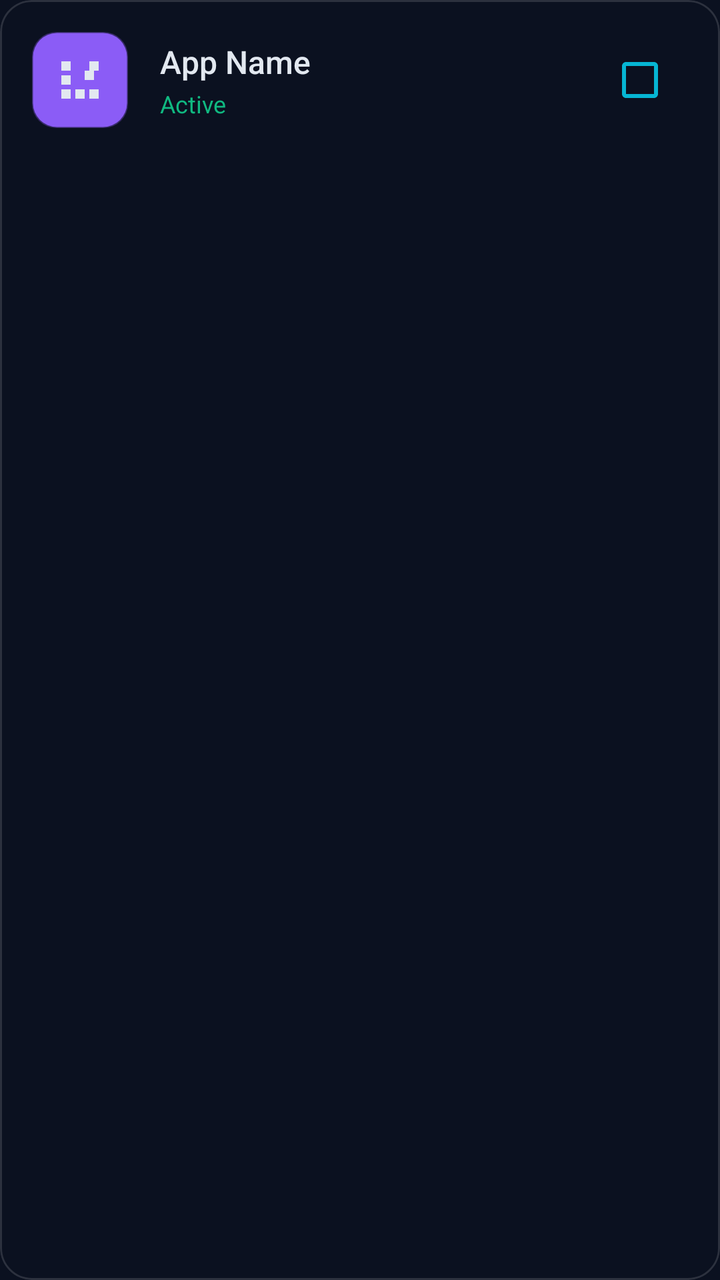
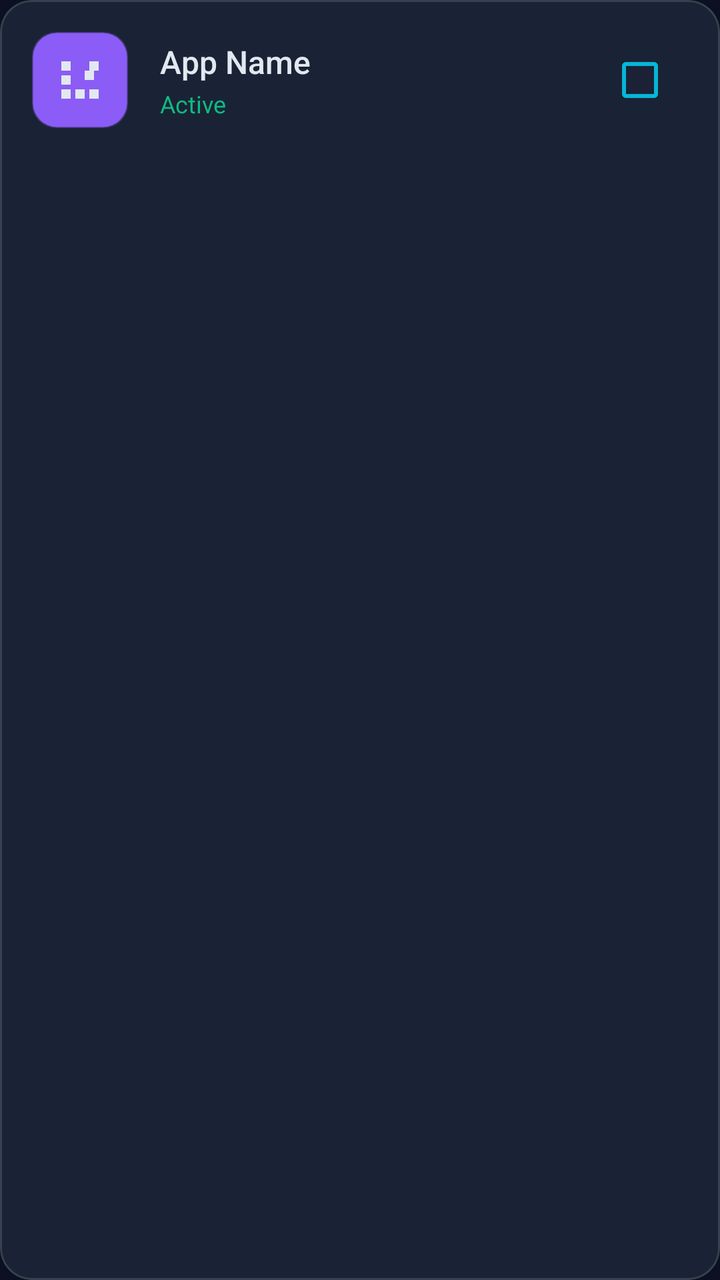

The first picture is an Android layout as it rendered before a commit; the second is the same layout after the commit. The layout source and the unified diff follow.
<!-- AndroidManifest.xml: application theme Theme.UPISoundBox -->
<!-- res/layout/item_app_card.xml -->
<?xml version="1.0" encoding="utf-8"?>
<com.google.android.material.card.MaterialCardView xmlns:android="http://schemas.android.com/apk/res/android"
    xmlns:app="http://schemas.android.com/apk/res-auto"
    android:layout_width="match_parent"
    android:layout_height="wrap_content"
    app:cardBackgroundColor="@color/surface_glass_dark"
    app:cardCornerRadius="16dp"
    app:cardElevation="0dp"
    app:contentPadding="16dp"
    app:strokeColor="@color/outline_dark"
    app:strokeWidth="1dp"
    android:layout_marginBottom="12dp">

    <LinearLayout
        android:layout_width="match_parent"
        android:layout_height="wrap_content"
        android:orientation="horizontal"
        android:gravity="center_vertical">

        <ImageView
            android:id="@+id/iv_app_icon"
            android:layout_width="48dp"
            android:layout_height="48dp"
            android:layout_marginEnd="16dp"
            android:src="@drawable/ic_apps"
            android:backgroundTint="@color/accent_violet"
            android:padding="10dp"
            android:background="@drawable/glass_outline" />

        <LinearLayout
            android:layout_width="0dp"
            android:layout_height="wrap_content"
            android:layout_weight="1"
            android:orientation="vertical">

            <TextView
                android:id="@+id/tv_app_name"
                android:layout_width="wrap_content"
                android:layout_height="wrap_content"
                android:text="App Name"
                android:textSize="16sp"
                android:textColor="@color/on_surface_dark"
                android:fontFamily="sans-serif-medium" />

            <TextView
                android:id="@+id/tv_app_status"
                android:layout_width="wrap_content"
                android:layout_height="wrap_content"
                android:text="Active"
                android:textSize="12sp"
                android:textColor="@color/accent_emerald"
                android:fontFamily="sans-serif"
                android:layout_marginTop="2dp" />
        </LinearLayout>

        <CheckBox
            android:id="@+id/cb_app_selected"
            android:layout_width="wrap_content"
            android:layout_height="wrap_content"
            android:buttonTint="@color/accent_cyan"
            android:clickable="false"
            android:focusable="false" />
    </LinearLayout>
</com.google.android.material.card.MaterialCardView>
<!-- resources referenced by this layout -->
<resources>
  <color name="accent_cyan">#06B6D4</color>
  <color name="accent_emerald">#10B981</color>
  <color name="accent_violet">#8B5CF6</color>
  <color name="on_surface_dark">#E2E8F0</color>
  <color name="outline_dark">#22FFFFFF</color>
  <!-- drawable glass_outline (drawable) -->
  <?xml version="1.0" encoding="utf-8"?>
  <layer-list xmlns:android="http://schemas.android.com/apk/res/android">
      <item>
          <shape android:shape="rectangle">
              <solid android:color="#33FFFFFF" />
              <corners android:radius="12dp" />
          </shape>
      </item>
      <item android:top="1dp" android:left="1dp" android:right="1dp" android:bottom="1dp">
          <shape android:shape="rectangle">
              <solid android:color="#1E293B" />
              <corners android:radius="11dp" />
          </shape>
      </item>
      <item>
          <shape android:shape="rectangle">
              <stroke android:width="1dp" android:color="#33FFFFFF" />
              <corners android:radius="12dp" />
          </shape>
      </item>
  </layer-list>
  <!-- drawable ic_apps (drawable) -->
  <?xml version="1.0" encoding="utf-8"?>
  <vector xmlns:android="http://schemas.android.com/apk/res/android"
      android:width="24dp"
      android:height="24dp"
      android:viewportWidth="24"
      android:viewportHeight="24"
      android:tint="?attr/colorOnSurface">
      <path
          android:fillColor="@android:color/white"
          android:pathData="M4,8h4V4H4V8zM10,20h4v-4h-4v4zM4,20h4v-4H4V20zM4,14h4v-4H4V14zM16,4v4h4L20,4h-4zM16,20h4v-4h-4v4zM18,12h-4v-4h4V12z" />
  </vector>
  <style name="Theme.UPISoundBox" parent="Theme.Material3.DayNight.NoActionBar">
          <item name="colorPrimary">@color/primary_40</item>
          <item name="colorPrimaryVariant">@color/primary_30</item>
          <item name="colorOnPrimary">@color/on_primary_dark</item>
          <item name="colorSecondary">@color/accent_cyan</item>
          <item name="colorSecondaryVariant">@color/accent_violet</item>
          <item name="colorOnSecondary">@color/primary_10</item>
          <item name="colorError">@color/error</item>
          <item name="colorOnError">@color/white</item>
          <item name="android:colorBackground">@color/surface_dark</item>
          <item name="colorSurface">@color/surface_dark</item>
          <item name="colorOnSurface">@color/on_surface_dark</item>
          <item name="colorOutline">@color/outline_dark</item>
          <item name="android:statusBarColor">@android:color/transparent</item>
          <item name="android:navigationBarColor">@android:color/transparent</item>
          <item name="android:windowLightStatusBar">false</item>
          <item name="android:windowLightNavigationBar">false</item>
          <item name="android:windowTranslucentStatus">true</item>
          <item name="android:windowTranslucentNavigation">true</item>
          <item name="android:enforceNavigationBarContrast">false</item>
          <item name="android:enforceStatusBarContrast">false</item>
      </style>
  <color name="primary_40">#475569</color>
  <color name="primary_30">#334155</color>
  <color name="on_primary_dark">#F1F5F9</color>
  <color name="primary_10">#0F172A</color>
  <color name="error">#EF4444</color>
  <color name="white">#FFFFFFFF</color>
  <color name="surface_dark">#0B1120</color>
</resources>

<!-- the commit's change to res/layout/item_app_card.xml (unified diff, before → after) -->
@@ -3,7 +3,7 @@
     xmlns:app="http://schemas.android.com/apk/res-auto"
     android:layout_width="match_parent"
     android:layout_height="wrap_content"
-    app:cardBackgroundColor="@color/surface_glass_dark"
+    app:cardBackgroundColor="@color/surface_glass"
     app:cardCornerRadius="16dp"
     app:cardElevation="0dp"
     app:contentPadding="16dp"
<!-- resource entries referenced after the edit -->
@@ -5,6 +5,7 @@
   <color name="accent_violet">#8B5CF6</color>
   <color name="on_surface_dark">#E2E8F0</color>
   <color name="outline_dark">#22FFFFFF</color>
+  <color name="surface_glass">#CC1E293B</color>
   <!-- drawable glass_outline (drawable) -->
   <?xml version="1.0" encoding="utf-8"?>
   <layer-list xmlns:android="http://schemas.android.com/apk/res/android">
